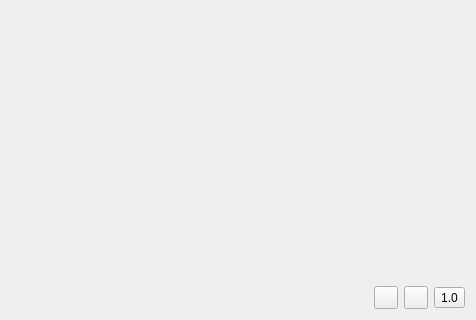
This is app/ui/home.ui in ctpbee/bee_box as Qt 5 draws it before an edit; both pictures show x 0 to 476 and y 397 to 717 of the 476 by 717 pixel window. The edited form follows.
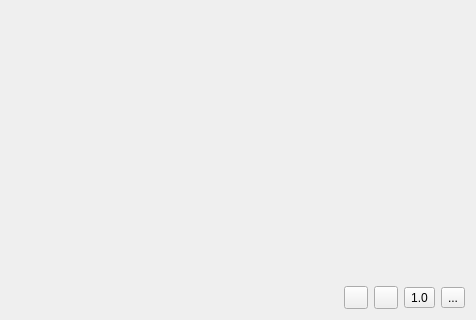
This is the edited form. Icons and pictures are not drawn.

Diff of the .ui file:
```diff
--- a/app/ui/home.ui
+++ b/app/ui/home.ui
@@ -305,6 +305,17 @@
        </property>
       </widget>
      </item>
+     <item>
+      <widget class="QToolButton" name="quit_btn">
+       <property name="text">
+        <string>...</string>
+       </property>
+       <property name="icon">
+        <iconset resource="../resource/bee_box.qrc">
+         <normaloff>:/icon/icon/quit.png</normaloff>:/icon/icon/quit.png</iconset>
+       </property>
+      </widget>
+     </item>
     </layout>
    </item>
   </layout>
```
Left out of the diff: 3 changed lines with no effect on the pictures.
